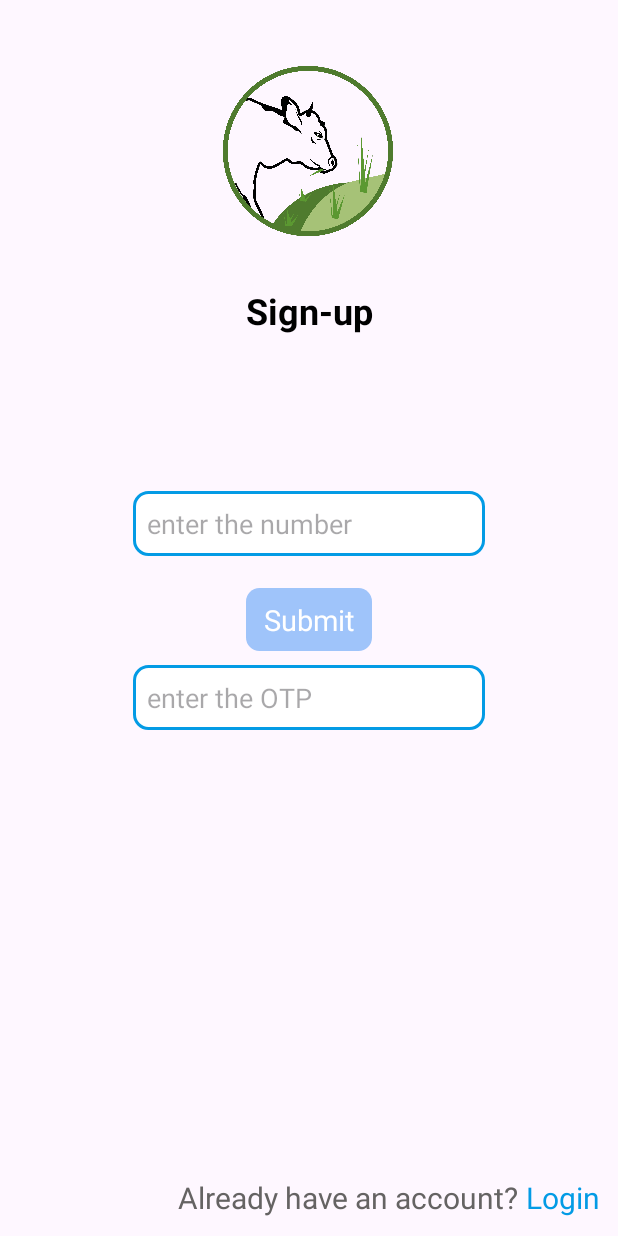
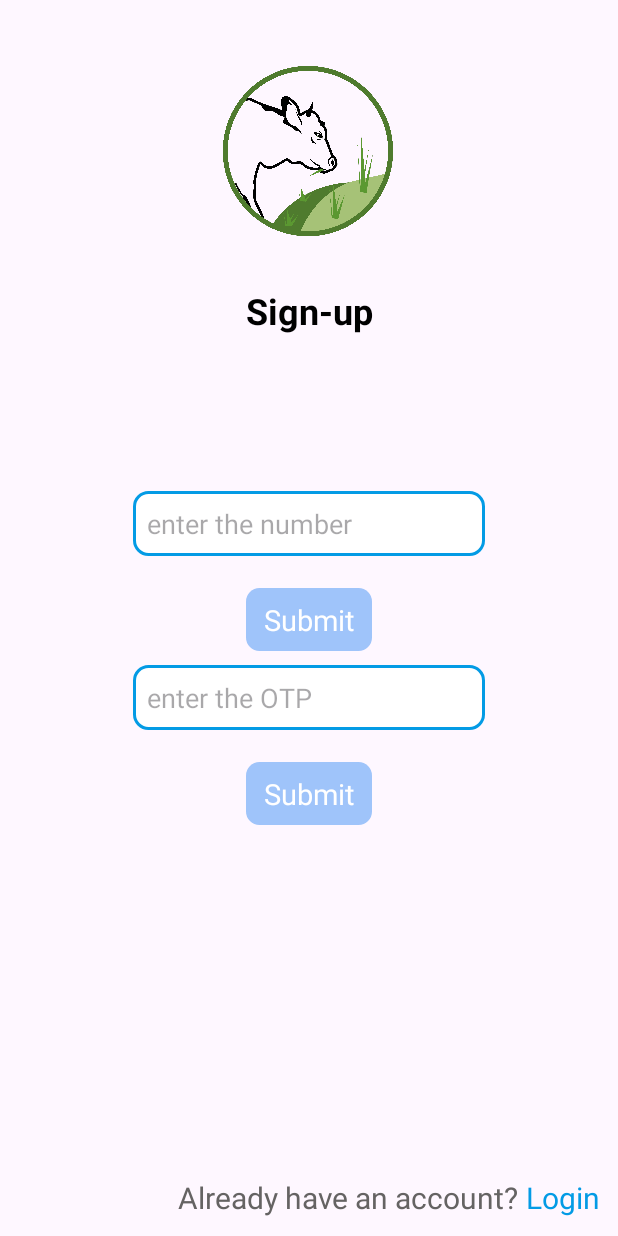
Before and after one commit to Karangupta0786/BDW, an Android app: the screen it shows after launch (SignupActivity), on a phone screen of 412 x 824 dp. Run offline under Robolectric (Android 15) with nearby library versions, the phone set to English and light mode, and no system bars; our stand-ins replace Firebase (no records; nobody signed in at launch, a user with empty details on screens opened directly); 2 statements that could not run were skipped.

Commit message:
added otp button.

```diff
--- a/app/src/main/res/layout/activity_signup.xml
+++ b/app/src/main/res/layout/activity_signup.xml
@@ -92,7 +92,7 @@
 
 
     <EditText
-        android:id="@+id/otp_signup"
+        android:id="@+id/otp"
         android:layout_width="wrap_content"
         android:layout_height="wrap_content"
         app:layout_constraintTop_toBottomOf="@id/card_signup"
@@ -104,6 +104,29 @@
         android:hint="enter the OTP"
         android:ems="11"
         android:inputType="number"/>
+
+    <androidx.cardview.widget.CardView
+        android:id="@+id/card_otp_done"
+        android:layout_width="wrap_content"
+        android:layout_height="wrap_content"
+        app:layout_constraintTop_toBottomOf="@id/otp"
+        app:layout_constraintStart_toStartOf="parent"
+        app:cardCornerRadius="9dp"
+        app:cardElevation="2dp"
+        android:layout_marginTop="21dp"
+        app:layout_constraintEnd_toEndOf="parent"
+        app:cardBackgroundColor="@color/disable_button">
+
+        <TextView
+            android:layout_width="wrap_content"
+            android:layout_height="wrap_content"
+            android:textColor="@color/white"
+            android:text="Submit"
+            android:textSize="19dp"
+            android:layout_marginVertical="8dp"
+            android:layout_marginHorizontal="12dp"/>
+
+    </androidx.cardview.widget.CardView>
 
 
     <androidx.cardview.widget.CardView
```
